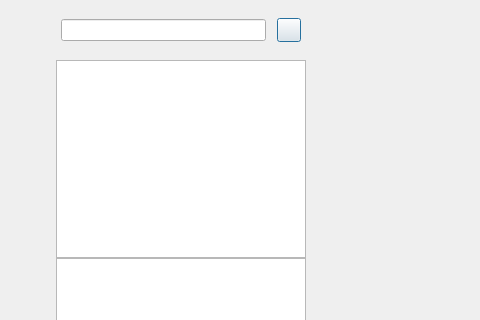
This is multichat/chatdialog.ui in Luasdog/MultiChat as Qt 5 draws it before an edit; both pictures show x 0 to 480 and y 0 to 320 of the 932 by 653 pixel window. The edited form follows.
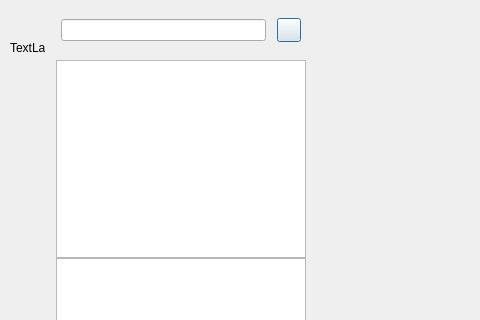
This is the edited form. Custom widgets are drawn as their Qt base class.

Diff of the .ui file:
```diff
--- a/multichat/chatdialog.ui
+++ b/multichat/chatdialog.ui
@@ -80,29 +80,29 @@
          <property name="bottomMargin">
           <number>0</number>
          </property>
-         <item>
-          <widget class="QLabel" name="side_contact_labe">
-           <property name="minimumSize">
-            <size>
-             <width>30</width>
-             <height>30</height>
-            </size>
-           </property>
-           <property name="maximumSize">
-            <size>
-             <width>30</width>
-             <height>30</height>
-            </size>
-           </property>
-           <property name="text">
-            <string/>
-           </property>
-          </widget>
-         </item>
          <item>
           <widget class="QLabel" name="side_head_label">
            <property name="minimumSize">
             <size>
+             <width>35</width>
+             <height>35</height>
+            </size>
+           </property>
+           <property name="maximumSize">
+            <size>
+             <width>35</width>
+             <height>35</height>
+            </size>
+           </property>
+           <property name="text">
+            <string>TextLabel</string>
+           </property>
+          </widget>
+         </item>
+         <item>
+          <widget class="StateWidget" name="side_chat_label" native="true">
+           <property name="minimumSize">
+            <size>
              <width>30</width>
              <height>30</height>
             </size>
@@ -113,13 +113,10 @@
              <height>30</height>
             </size>
            </property>
-           <property name="text">
-            <string/>
-           </property>
           </widget>
          </item>
          <item>
-          <widget class="QLabel" name="side_chat_label">
+          <widget class="StateWidget" name="side_contact_label" native="true">
            <property name="minimumSize">
             <size>
              <width>30</width>
@@ -132,9 +129,6 @@
              <height>30</height>
             </size>
            </property>
-           <property name="text">
-            <string/>
-           </property>
           </widget>
          </item>
         </layout>
@@ -290,6 +284,12 @@
    <header>chatpage.h</header>
    <container>1</container>
   </customwidget>
+  <customwidget>
+   <class>StateWidget</class>
+   <extends>QWidget</extends>
+   <header location="global">statewidget.h</header>
+   <container>1</container>
+  </customwidget>
  </customwidgets>
  <resources/>
  <connections/>
```
Left out of the diff: 7 changed lines with no effect on the pictures.
